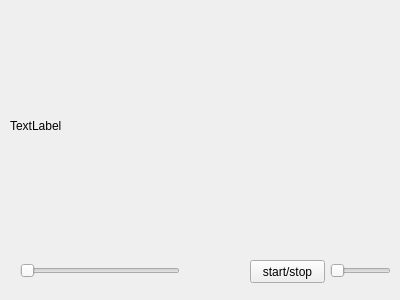
This is PageUI/videoPage.ui in lxambulance/CoLoRagent as Qt 5 draws it before an edit. The edited form follows.
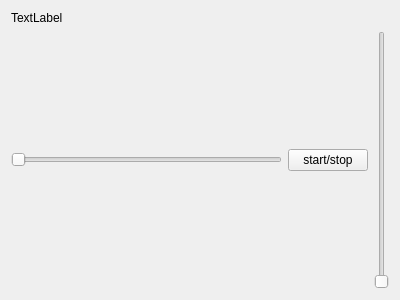
This is the edited form.

Patch:
```diff
--- a/PageUI/videoPage.ui
+++ b/PageUI/videoPage.ui
@@ -13,58 +13,40 @@
   <property name="windowTitle">
    <string>Form</string>
   </property>
+  <layout class="QVBoxLayout" name="verticalLayout">
+   <item>
   <widget class="QLabel" name="label">
-   <property name="geometry">
-    <rect>
-     <x>10</x>
-     <y>10</y>
-     <width>381</width>
-     <height>231</height>
-    </rect>
-   </property>
    <property name="text">
     <string>TextLabel</string>
    </property>
   </widget>
+   </item>
+   <item>
+    <layout class="QHBoxLayout" name="horizontalLayout">
+     <item>
+      <widget class="QSlider" name="horizontalSlider">
+       <property name="orientation">
+        <enum>Qt::Horizontal</enum>
+       </property>
+      </widget>
+     </item>
+     <item>
   <widget class="QPushButton" name="pushButton">
-   <property name="geometry">
-    <rect>
-     <x>250</x>
-     <y>260</y>
-     <width>75</width>
-     <height>23</height>
-    </rect>
-   </property>
    <property name="text">
     <string>start/stop</string>
    </property>
   </widget>
-  <widget class="QSlider" name="horizontalSlider">
-   <property name="geometry">
-    <rect>
-     <x>330</x>
-     <y>260</y>
-     <width>61</width>
-     <height>22</height>
-    </rect>
-   </property>
+     </item>
+     <item>
+      <widget class="QSlider" name="verticalSlider">
    <property name="orientation">
-    <enum>Qt::Horizontal</enum>
-   </property>
-  </widget>
-  <widget class="QSlider" name="horizontalSlider_2">
-   <property name="geometry">
-    <rect>
-     <x>20</x>
-     <y>260</y>
-     <width>160</width>
-     <height>22</height>
-    </rect>
-   </property>
-   <property name="orientation">
-    <enum>Qt::Horizontal</enum>
-   </property>
-  </widget>
+        <enum>Qt::Vertical</enum>
+       </property>
+      </widget>
+     </item>
+    </layout>
+   </item>
+  </layout>
  </widget>
  <resources/>
  <connections/>
```
Lines whose indentation alone changed are shown as unchanged.
